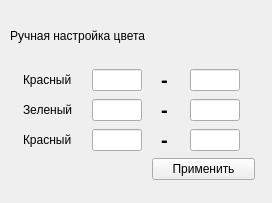
This is ui_files/colorSettings.ui in LILGRANDMASTER/graphit_gui as Qt 5 draws it before an edit. The edited form follows.
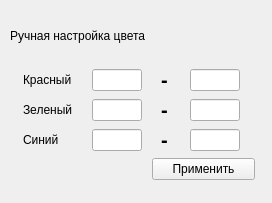
This is the edited form.

The edit to the form file:
```diff
--- a/ui_files/colorSettings.ui
+++ b/ui_files/colorSettings.ui
@@ -13,7 +13,7 @@
   <property name="windowTitle">
    <string>Form</string>
   </property>
-  <widget class="QWidget" name="">
+  <widget class="QWidget" name="layoutWidget">
    <property name="geometry">
     <rect>
      <x>10</x>
@@ -71,7 +71,7 @@
          </size>
         </property>
         <property name="text">
-         <string>Красный</string>
+         <string>Синий</string>
         </property>
        </widget>
       </item>
```
Left out of the diff: 12 changed lines with no effect on the pictures.
